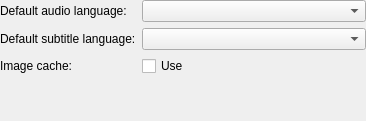
Above: plugins/video/videoconfig.ui from google-code-export/kmediafactory before the change. Below: the same form after it.
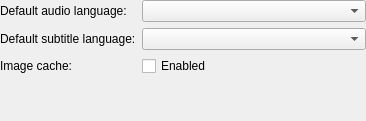
That is the form after the change. Custom widgets are drawn as their Qt base class.

Commit message: Use 'Enabled' for image cache setting - to be consistent with output options.

What changed in the file:
```diff
--- a/plugins/video/videoconfig.ui
+++ b/plugins/video/videoconfig.ui
@@ -52,7 +52,7 @@
    <item row="2" column="1">
     <widget class="QCheckBox" name="kcfg_UsePreviewCache">
      <property name="text">
-      <string>Use</string>
+      <string>Enabled</string>
      </property>
     </widget>
    </item>
```
